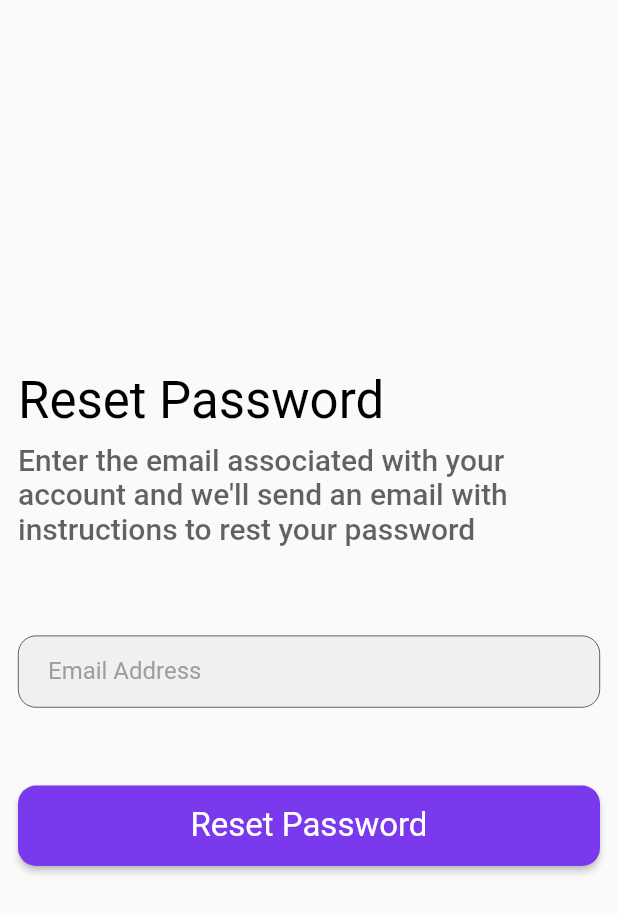
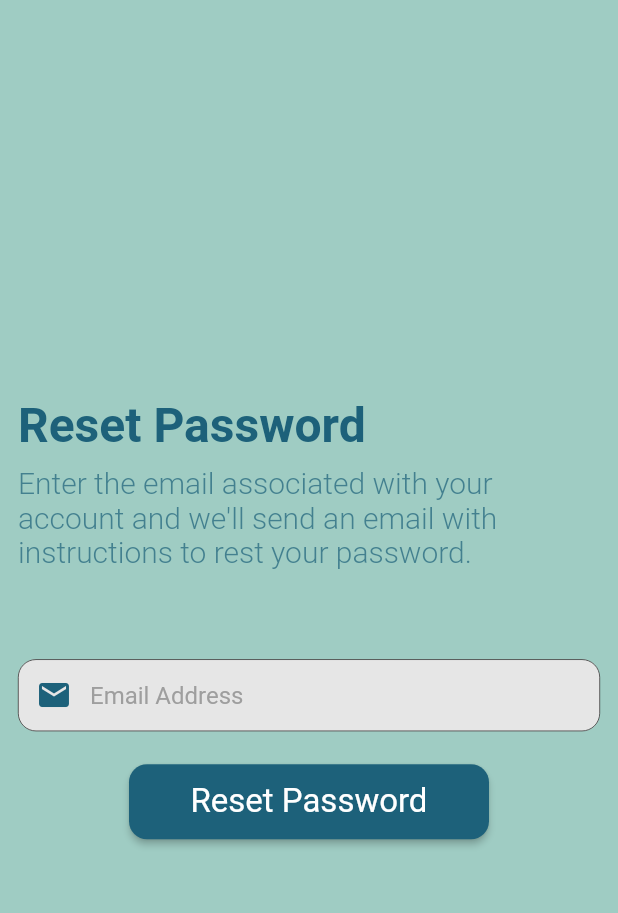
Before and after one commit to SumayaSiddique/Care_4_U_project, a Flutter app: the ForgotPassword screen opened by its route, on a phone screen of 412 x 824 dp. Shown: the top 913 px of the screen. Run offline on Flutter 3.47's test engine with Material 2 defaults, Android fonts, the phone set to English and light mode, and no system bars; our stand-ins replace carousel_slider, cloud_firestore, firebase_auth, firebase_core, fl_chart, flutter_local_notifications and 13 more; accounts and stored records are empty; network calls fail; Roboto replaces fonts that are missing (SF Pro Rounded); project files that could hold a hidden picture were left out.

Commit message:
ForgotPassword UI updated

```diff
--- a/care_4_u_project/lib/Screens/Welcome/ForgotPassword.dart
+++ b/care_4_u_project/lib/Screens/Welcome/ForgotPassword.dart
@@ -19,7 +19,7 @@ class _ForgotPasswordState extends State<ForgotPassword> {
   Widget build(BuildContext context) {
     final size = MediaQuery.of(context).size;
     return Scaffold(
-      // backgroundColor: Color.fromRGBO(99, 112, 176, 1.0),
+      backgroundColor: Color(0xff9fccc3),
       body: SafeArea(
         child: Form(
           key: _formKey,
@@ -32,32 +32,46 @@ class _ForgotPasswordState extends State<ForgotPassword> {
                 Spacer(),
                 Text(
                   "Reset Password",
-                  style: Get.textTheme.headline4,
+                  style: TextStyle(
+                    fontSize: 32,
+                    color: Color(0xff1d617A),
+                    fontFamily: 'SF Pro Rounded',
+                    fontWeight: FontWeight.w700,
+                  ),
                 ),
                 SizedBox(height: 8),
                 Opacity(
                   opacity: 0.7,
                   child: Text(
-                    "Enter the email associated with your account and we'll send an email with instructions to rest your password",
-                    style: Get.textTheme.headline6,
+                    "Enter the email associated with your account and we'll send an email with instructions to rest your password.",
+                    style: TextStyle(
+                      fontSize: 20,
+                      color: Color(0xff1d617A),
+                      fontFamily: 'SF Pro Rounded',
+                      fontWeight: FontWeight.w300,
+                    ),
                   ),
                 ),
                 // SizedBox(height: 24),
                 SizedBox(height: 60),
                 Container(
-                  height: 100,
+                  height: 70,
                   child: TextFormField(
                     decoration: const InputDecoration(
-                      labelText: "Email Address",
-                      labelStyle: TextStyle(
+                      hintText: "Email Address",
+                      hintStyle: TextStyle(
                         color: Colors.grey,
                       ),
                       contentPadding: EdgeInsets.symmetric(
                         horizontal: 20.0,
                         vertical: 4,
                       ),
-                      // fillColor: Color.fromRGBO(230, 230, 230, 1.0),
+                      fillColor: Color.fromRGBO(230, 230, 230, 1.0),
                       filled: true,
+                      prefixIcon: Icon(
+                        Icons.mail,
+                        color: Color(0xff1d617A),
+                      ),
                       border: OutlineInputBorder(
                         borderSide: BorderSide(
                           width: 0.4,
@@ -98,13 +112,15 @@ class _ForgotPasswordState extends State<ForgotPassword> {
                     },
                   ),
                 ),
-                Container(
-                  // height: 60,
-                  width: double.infinity,
+                // SizedBox(height: 5.0),
+                Center(
+                  child: Container(
+                    height: 50,
+                    width: 240,
                     child: ElevatedButton(
                       style: ElevatedButton.styleFrom(
-                      primary: Color(0xff7B39ED),
-                      fixedSize: Size(size.width * 0.75, size.height * 0.065),
+                        primary: Color(0xff1d617A),
+                        // fixedSize: Size(size.width * 0.75, size.height * 0.065),
                         shape: RoundedRectangleBorder(
                           borderRadius: BorderRadius.all(
                             Radius.circular(12.0),
@@ -135,6 +151,7 @@ class _ForgotPasswordState extends State<ForgotPassword> {
                       ),
                     ),
                   ),
+                ),
                 Spacer(),
               ],
             ),
```
Lines whose indentation alone changed are shown as unchanged.
